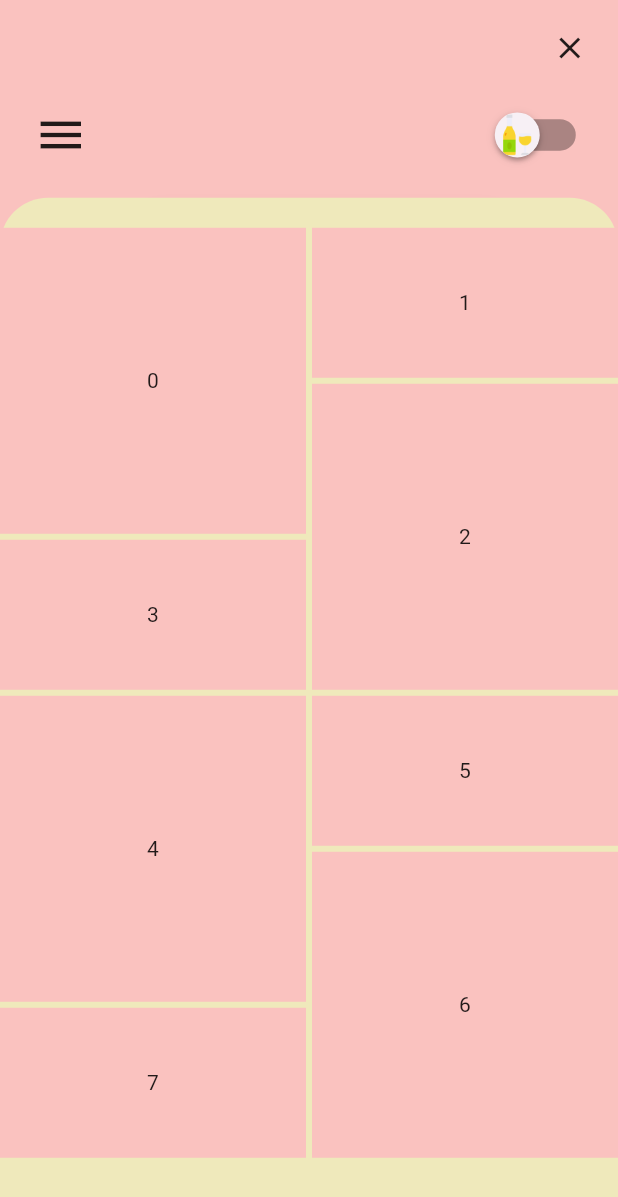
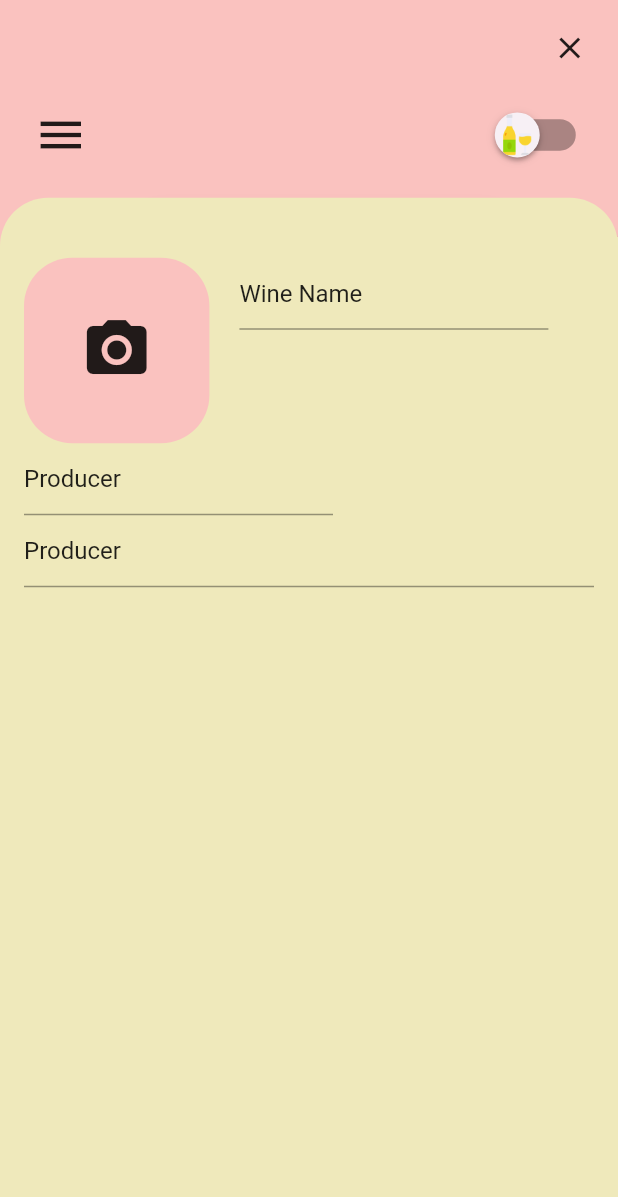
Before and after one commit to jebwatson/wine-journal-ui, a Flutter app: the screen it shows after launch, after a tap on the "close" icon, on a phone screen of 412 x 824 dp. Shown: the top 1197 px of the screen. Run offline on Flutter 3.47's test engine with Material 2 defaults, Android fonts, the light colour scheme and no system bars; drawn by our look-alikes of carousel_slider; our stand-ins replace bloc, flutter_bloc, get; missing offline and left inert: bottom_drawer.

Commit message:
Improvement to new entry drawer

```diff
--- a/lib/features/home_page/home_page.dart
+++ b/lib/features/home_page/home_page.dart
@@ -1,12 +1,10 @@
 import 'package:bottom_drawer/bottom_drawer.dart';
 import 'package:flutter/material.dart';
 import 'package:flutter/widgets.dart';
-import 'package:flutter_bloc/flutter_bloc.dart';
 import 'package:wine_journal_ui/features/entries_carousel/entries_carousel.dart';
 import 'package:wine_journal_ui/features/entries_tab_view/entries_tab_view.dart';
 import 'package:wine_journal_ui/features/home_page/bottom_card.dart';
 import 'package:wine_journal_ui/features/menu/hamburger_menu.dart';
-import 'package:wine_journal_ui/features/new_entry/cubit/new_entry_visibility_cubit.dart';
 import 'package:wine_journal_ui/features/new_entry/new_entry_button.dart';
 import 'package:wine_journal_ui/features/new_entry/new_entry_drawer.dart';
 import 'package:wine_journal_ui/features/theme/theme_switch.dart';
@@ -35,12 +33,7 @@ class HomePage extends StatelessWidget {
   }
 
   Widget _positionNewEntryDrawer() {
-    return BlocListener<NewEntryVisibilityCubit, bool>(
-      listener: (context, state) {
-        state ? _drawerController.open() : _drawerController.close();
-      },
-      child: NewEntryDrawer(_drawerController),
-    );
+    return NewEntryDrawer(_drawerController);
   }
 
   Positioned _positionMenuButton(BuildContext context) {
@@ -59,11 +52,11 @@ class HomePage extends StatelessWidget {
   }
 
   Padding _positionActionButton() {
-    return const Padding(
-      padding: EdgeInsets.all(26.0),
+    return Padding(
+      padding: const EdgeInsets.all(26.0),
       child: Align(
         alignment: Alignment.bottomRight,
-        child: NewEntryButton(),
+        child: NewEntryButton(_drawerController),
       ),
     );
   }
--- a/lib/features/new_entry/cubit/new_entry_visibility_cubit.dart
+++ /dev/null
@@ -1,20 +0,0 @@
-import 'package:bloc/bloc.dart';
-import 'package:meta/meta.dart';
-
-part 'new_entry_visibility_state.dart';
-
-class NewEntryVisibilityCubit extends Cubit<bool> {
-  NewEntryVisibilityCubit() : super(false);
-
-  void toggleVisibility() {
-    emit(!state);
-  }
-
-  void openDrawer() {
-    emit(true);
-  }
-
-  void closeDrawer() {
-    emit(false);
-  }
-}
--- a/lib/features/new_entry/cubit/new_entry_visibility_state.dart
+++ /dev/null
@@ -1,8 +0,0 @@
-part of 'new_entry_visibility_cubit.dart';
-
-@immutable
-abstract class NewEntryVisibilityState {}
-
-class Visible extends NewEntryVisibilityState {}
-
-class Hidden extends NewEntryVisibilityState {}
--- a/lib/features/new_entry/new_entry_button.dart
+++ b/lib/features/new_entry/new_entry_button.dart
@@ -1,12 +1,14 @@
+import 'package:bottom_drawer/bottom_drawer.dart';
 import 'package:flutter/material.dart';
 import 'package:flutter/widgets.dart';
 import 'package:flutter_bloc/flutter_bloc.dart';
-import 'package:wine_journal_ui/features/new_entry/cubit/new_entry_visibility_cubit.dart';
 import 'package:wine_journal_ui/features/theme/cubit/theme_picker_cubit.dart';
 import 'package:wine_journal_ui/pallette.dart';
 
 class NewEntryButton extends StatelessWidget {
-  const NewEntryButton({Key? key}) : super(key: key);
+  const NewEntryButton(this._drawerController, {Key? key}) : super(key: key);
+
+  final BottomDrawerController _drawerController;
 
   @override
   Widget build(BuildContext context) {
@@ -29,10 +31,7 @@ class NewEntryButton extends StatelessWidget {
           height: MediaQuery.of(context).size.width * 0.2,
           width: MediaQuery.of(context).size.width * 0.2,
           child: IconButton(
-            icon: state.image,
-            onPressed: () =>
-                BlocProvider.of<NewEntryVisibilityCubit>(context).openDrawer(),
-          ),
+              icon: state.image, onPressed: () => _drawerController.open()),
         );
       },
     );
--- a/lib/features/new_entry/new_entry_drawer.dart
+++ b/lib/features/new_entry/new_entry_drawer.dart
@@ -2,8 +2,6 @@ import 'package:bottom_drawer/bottom_drawer.dart';
 import 'package:flutter/material.dart';
 import 'package:flutter/widgets.dart';
 import 'package:flutter_bloc/flutter_bloc.dart';
-import 'package:flutter_staggered_grid_view/flutter_staggered_grid_view.dart';
-import 'package:wine_journal_ui/features/new_entry/cubit/new_entry_visibility_cubit.dart';
 import 'package:wine_journal_ui/features/theme/cubit/theme_picker_cubit.dart';
 import 'package:wine_journal_ui/pallette.dart';
 
@@ -46,10 +44,8 @@ class NewEntryDrawer extends StatelessWidget {
       top: MediaQuery.of(context).size.height * 0.01,
       right: MediaQuery.of(context).size.width * 0.02,
       child: IconButton(
-        icon: const Icon(Icons.close),
-        onPressed: () =>
-            BlocProvider.of<NewEntryVisibilityCubit>(context).closeDrawer(),
-      ),
+          icon: const Icon(Icons.close),
+          onPressed: () => _drawerController.close()),
     );
   }
 
@@ -57,7 +53,7 @@ class NewEntryDrawer extends StatelessWidget {
     return Positioned(
       bottom: 0,
       child: Container(
-        padding: const EdgeInsets.only(top: 20),
+        padding: const EdgeInsets.symmetric(vertical: 40, horizontal: 16),
         height: MediaQuery.of(context).size.height * 0.84,
         width: MediaQuery.of(context).size.width,
         decoration: BoxDecoration(
@@ -67,21 +63,42 @@ class NewEntryDrawer extends StatelessWidget {
             topRight: Radius.circular(32),
           ),
         ),
-        child: StaggeredGridView.countBuilder(
-          crossAxisCount: 4,
-          itemCount: 8,
-          itemBuilder: (BuildContext context, int index) {
-            return Container(
-              color: state.isDarkMode ? merlot : rose,
-              child: Center(
-                child: Text('$index'),
+        child: SingleChildScrollView(
+          child: Wrap(
+            spacing: 20,
+            children: [
+              Container(
+                height: MediaQuery.of(context).size.width * 0.3,
+                width: MediaQuery.of(context).size.width * 0.3,
+                decoration: BoxDecoration(
+                  color: state.isDarkMode ? merlot : rose,
+                  borderRadius: const BorderRadius.all(Radius.circular(32)),
+                ),
+                child: IconButton(
+                  iconSize: 48,
+                  onPressed: () {
+                    print('Camera button press');
+                  },
+                  icon: const Icon(Icons.camera_alt),
+                ),
               ),
-            );
-          },
-          staggeredTileBuilder: (int index) =>
-              StaggeredTile.count(2, index.isEven ? 2 : 1),
-          mainAxisSpacing: 4.0,
-          crossAxisSpacing: 4.0,
+              SizedBox(
+                width: MediaQuery.of(context).size.width * 0.5,
+                child: TextFormField(
+                  initialValue: 'Wine Name',
+                ),
+              ),
+              SizedBox(
+                width: MediaQuery.of(context).size.width * 0.5,
+                child: TextFormField(
+                  initialValue: 'Producer',
+                ),
+              ),
+              TextFormField(
+                initialValue: 'Producer',
+              ),
+            ],
+          ),
         ),
       ),
     );
--- a/lib/main.dart
+++ b/lib/main.dart
@@ -2,7 +2,6 @@ import 'package:flutter/material.dart';
 import 'package:flutter_bloc/flutter_bloc.dart';
 import 'package:get/get_navigation/get_navigation.dart';
 import 'package:wine_journal_ui/features/home_page/home_page.dart';
-import 'package:wine_journal_ui/features/new_entry/cubit/new_entry_visibility_cubit.dart';
 import 'package:wine_journal_ui/features/theme/cubit/theme_picker_cubit.dart';
 import 'package:wine_journal_ui/features/theme/theme.dart';
 
@@ -20,9 +19,6 @@ class MyApp extends StatelessWidget {
         BlocProvider(
           create: (context) => ThemePickerCubit(),
         ),
-        BlocProvider(
-          create: (context) => NewEntryVisibilityCubit(),
-        ),
       ],
       child: GetMaterialApp(
         title: 'Watson Wine Journal',
```
